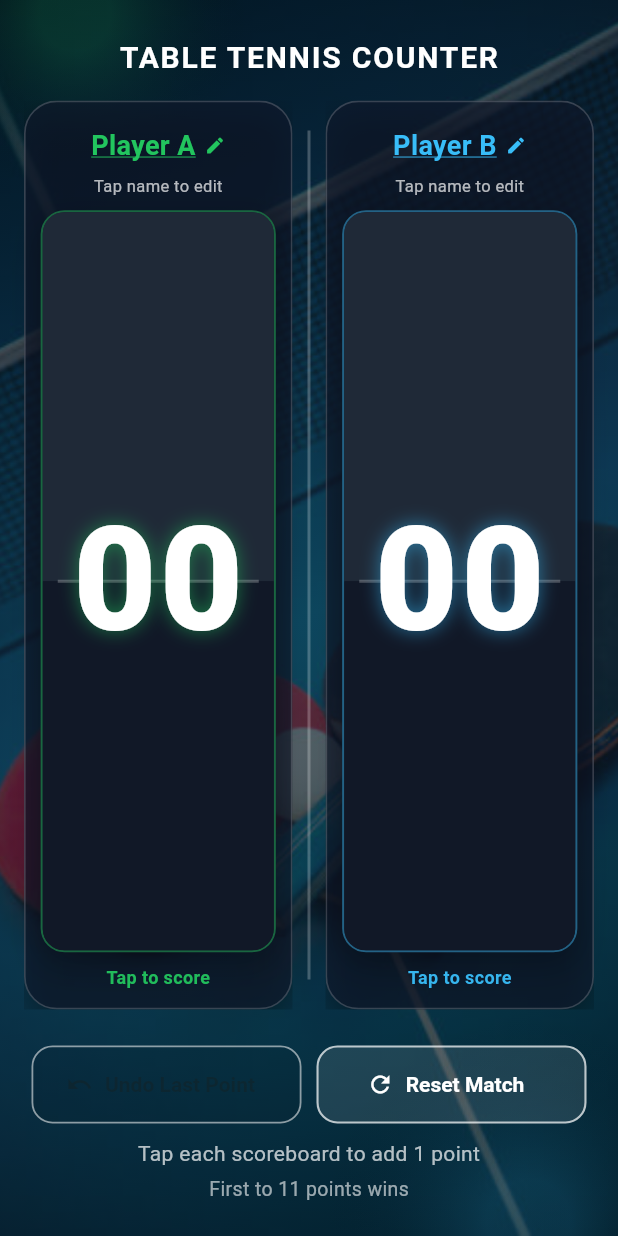
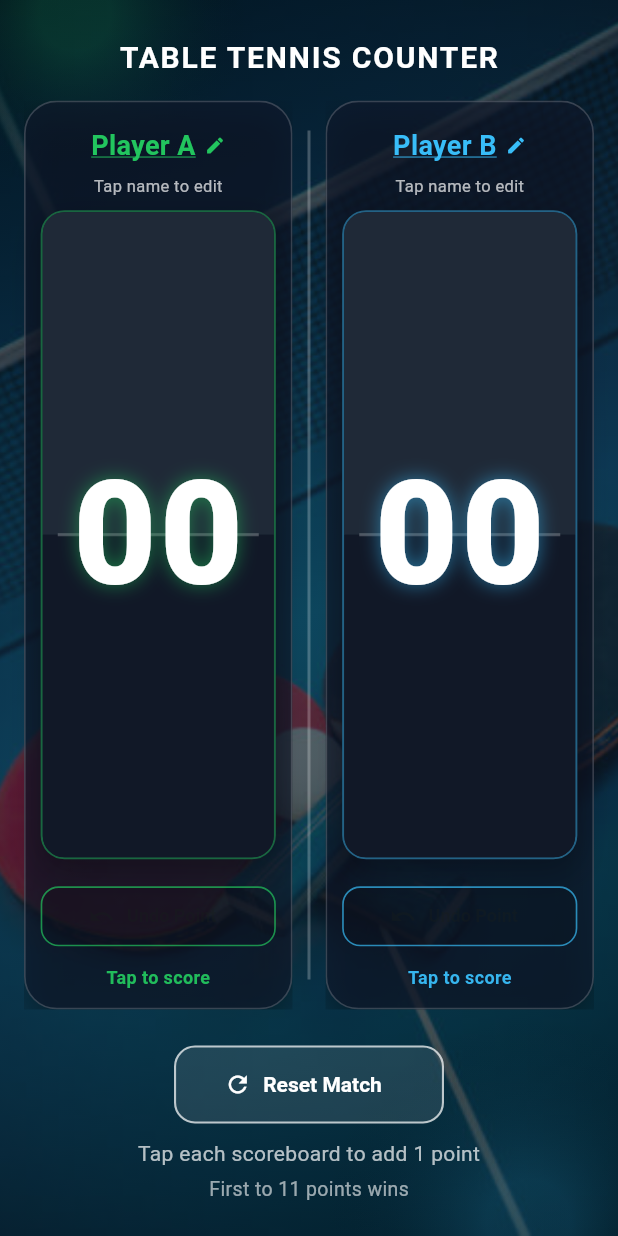
Before and after one commit to prazwal-bns/Table-Tennis-Counter, a Flutter app: the screen it shows after launch, on a phone screen of 412 x 824 dp. Run offline on Flutter 3.47's test engine with Material 3 defaults, Android fonts, the phone set to English and light mode, and no system bars; our stand-ins replace confetti, flutter_tts.

Commit message:
Refactor undo functionality in home screen; rename method to _undoPlayerPoint, update score handling, and enhance UI with dedicated undo buttons for each player.

```diff
--- a/lib/screens/home_screen.dart
+++ b/lib/screens/home_screen.dart
@@ -105,15 +105,18 @@ class _HomeScreenState extends State<HomeScreen> {
     }
   }
 
-  void _undoLastPoint() {
-    if (_lastScoredPlayer == null || _lastScoredPlayer!.score <= 0) return;
+  void _undoPlayerPoint(Player player) {
+    if (player.score <= 0 || _isMatchFinished) return;
 
     HapticFeedback.selectionClick();
     setState(() {
-      _lastScoredPlayer!.score--;
-      _lastScoredPlayer = null;
+      player.score--;
+      if (identical(_lastScoredPlayer, player)) {
+        _lastScoredPlayer = null;
+      }
       _checkWinner();
     });
+    _speakScoreUpdate();
   }
 
   void _resetScores() {
@@ -303,8 +306,6 @@ class _HomeScreenState extends State<HomeScreen> {
                       ControlButtons(
                         winnerText: '',
                         onReset: _confirmResetDialog,
-                        onUndo: _undoLastPoint,
-                        canUndo: _lastScoredPlayer != null,
                       ),
                       const SizedBox(height: 6),
                     ],
@@ -324,6 +325,9 @@ class _HomeScreenState extends State<HomeScreen> {
       isDisabled: _isMatchFinished,
       isLastScored: identical(_lastScoredPlayer, _playerA),
       onTap: _isMatchFinished ? null : () => _incrementPlayerScore(_playerA),
+      onUndoTap: _isMatchFinished || _playerA.score == 0
+          ? null
+          : () => _undoPlayerPoint(_playerA),
       onNameTap: () => _showEditNameDialog(_playerA),
     );
   }
@@ -334,6 +338,9 @@ class _HomeScreenState extends State<HomeScreen> {
       isDisabled: _isMatchFinished,
       isLastScored: identical(_lastScoredPlayer, _playerB),
       onTap: _isMatchFinished ? null : () => _incrementPlayerScore(_playerB),
+      onUndoTap: _isMatchFinished || _playerB.score == 0
+          ? null
+          : () => _undoPlayerPoint(_playerB),
       onNameTap: () => _showEditNameDialog(_playerB),
     );
   }
--- a/lib/utils/constants.dart
+++ b/lib/utils/constants.dart
@@ -7,7 +7,7 @@ class AppConstants {
   static const String appTitle = 'TABLE TENNIS COUNTER';
   static const String backgroundImagePath = 'assets/images/table_tennis_bg.jpg';
   static const String resetLabel = 'Reset Match';
-  static const String undoLabel = 'Undo Last Point';
+  static const String undoLabel = 'Undo Point';
   static const String tapHint = 'Tap each scoreboard to add 1 point';
   static const String winHint = 'First to 11 points wins';
   static const String matchFinishedText = 'Match Finished';
--- a/lib/widgets/control_buttons.dart
+++ b/lib/widgets/control_buttons.dart
@@ -9,14 +9,10 @@ class ControlButtons extends StatelessWidget {
     super.key,
     required this.winnerText,
     required this.onReset,
-    required this.onUndo,
-    required this.canUndo,
   });
 
   final String winnerText;
   final VoidCallback onReset;
-  final VoidCallback onUndo;
-  final bool canUndo;
 
   @override
   Widget build(BuildContext context) {
@@ -53,24 +49,6 @@ class ControlButtons extends StatelessWidget {
           alignment: WrapAlignment.center,
           children: [
             OutlinedButton.icon(
-              onPressed: canUndo ? onUndo : null,
-              icon: const Icon(Icons.undo),
-              label: const Text(AppConstants.undoLabel),
-              style: OutlinedButton.styleFrom(
-                minimumSize: const Size(180, 52),
-                side: const BorderSide(color: Colors.white54, width: 1.2),
-                foregroundColor: Colors.white,
-                textStyle: const TextStyle(
-                  fontSize: 14,
-                  fontWeight: FontWeight.w600,
-                ),
-                backgroundColor: const Color(0x14000000),
-                shape: RoundedRectangleBorder(
-                  borderRadius: BorderRadius.circular(14),
-                ),
-              ),
-            ),
-            OutlinedButton.icon(
               onPressed: onReset,
               icon: const Icon(Icons.refresh),
               label: const Text(AppConstants.resetLabel),
--- a/lib/widgets/score_card.dart
+++ b/lib/widgets/score_card.dart
@@ -10,6 +10,7 @@ class ScoreCard extends StatelessWidget {
     super.key,
     required this.player,
     required this.onTap,
+    required this.onUndoTap,
     required this.isDisabled,
     required this.onNameTap,
     required this.isLastScored,
@@ -17,6 +18,7 @@ class ScoreCard extends StatelessWidget {
 
   final Player player;
   final VoidCallback? onTap;
+  final VoidCallback? onUndoTap;
   final bool isDisabled;
   final VoidCallback onNameTap;
   final bool isLastScored;
@@ -136,6 +138,29 @@ class ScoreCard extends StatelessWidget {
                         ),
                       ),
                     ),
+              const SizedBox(height: 6),
+              OutlinedButton.icon(
+                onPressed: onUndoTap,
+                icon: const Icon(Icons.undo, size: 18),
+                label: const Text(AppConstants.undoLabel),
+                style: OutlinedButton.styleFrom(
+                  minimumSize: const Size(160, 40),
+                  side: BorderSide(
+                    color: _accentColor.withValues(alpha: 0.7),
+                    width: 1.1,
+                  ),
+                  foregroundColor: _accentColor,
+                  textStyle: const TextStyle(
+                    fontSize: 12,
+                    fontWeight: FontWeight.w600,
+                  ),
+                  backgroundColor: Colors.black.withValues(alpha: 0.12),
+                  shape: RoundedRectangleBorder(
+                    borderRadius: BorderRadius.circular(12),
+                  ),
+                ),
+              ),
+              const SizedBox(height: 8),
                   Text(
                     isDisabled
                         ? AppConstants.matchFinishedText
```
